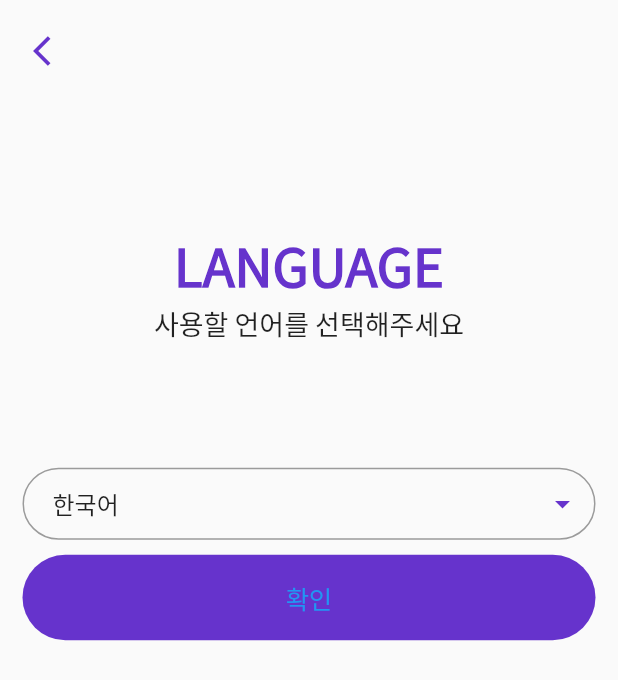
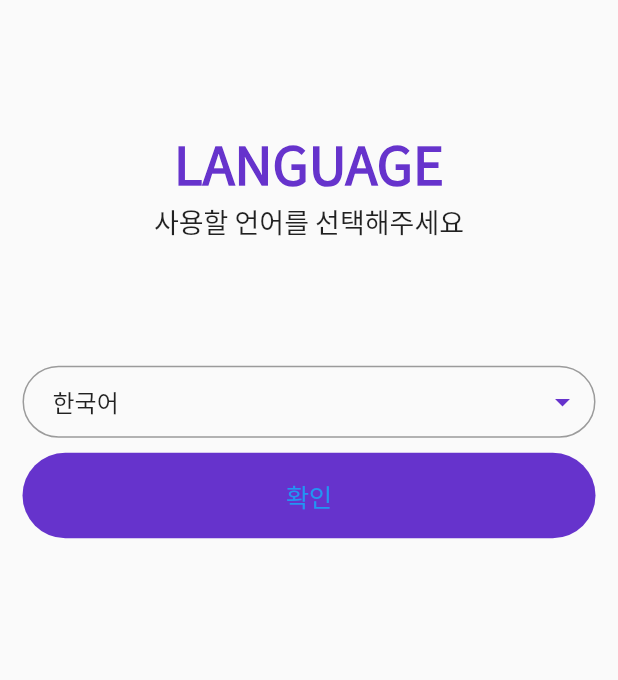
Before and after one commit to uz-devs/workoutnote-mobile, a Flutter app: the LanguageSetScreen screen opened directly, on a phone screen of 412 x 824 dp. Shown: the top 680 px of the screen. Run offline on Flutter 3.47's test engine with Material 2 defaults, Android fonts, the phone set to English and light mode, and no system bars; our stand-ins replace flutter_svg, fluttertoast, introduction_screen, shared_preferences, table_calendar, tuple; missing offline and left inert: splash_screen_view; accounts and stored records are empty.

Commit message:
sligh changes

```diff
--- a/lib/providers/create workout provider.dart
+++ b/lib/providers/create workout provider.dart
@@ -245,13 +245,15 @@ class CreateWorkoutProvider extends ChangeNotifier {
   }
 
   void reset() {
+    print("creaet");
     titleContoller.clear();
     secs = "00";
     mins = "00";
     hrs = "00";
+    if(timerSubscription != null)
     timerSubscription!.cancel();
     timerSubscription = null;
-    _selectedLifts.clear();
+    _selectedLifts.clear();  timerSubscription = null;
     unselectedLift = EditableLift();
     _unselectedExercise = null;
     duration = 0;
--- a/lib/providers/exercises dialog provider .dart
+++ b/lib/providers/exercises dialog provider .dart
@@ -189,6 +189,8 @@ class SearchDialogProvider extends ChangeNotifier {
   }
 
   void reset() {
+    print("settings");
+
     favoriteExercises.clear();
     allExercises.clear();
     myBodyParts.clear();
--- a/lib/providers/home   screen provider.dart
+++ b/lib/providers/home   screen provider.dart
@@ -213,6 +213,7 @@ class MainScreenProvider extends ChangeNotifier {
   }
 
   void reset() {
+    print("home screen");
     workOuts.clear();
     calendarWorkouts.clear();
     requestDone1 = false;
--- a/lib/ui/language set screen.dart
+++ b/lib/ui/language set screen.dart
@@ -35,17 +35,17 @@ class _LanguageSetScreenState extends State<LanguageSetScreen> {
                   height: height,
                   child: Column(
                     children: [
-                      Container(
-                          padding: EdgeInsets.all(10.0),
-                          alignment: Alignment.centerLeft,
-                          child: IconButton(
-                              onPressed: () {
-                                Navigator.pop(context);
-                              },
-                              icon: Icon(
-                                Icons.arrow_back_ios,
-                                color: Color.fromRGBO(102, 51, 204, 1),
-                              ))),
+                      // Container(
+                      //     padding: EdgeInsets.all(10.0),
+                      //     alignment: Alignment.centerLeft,
+                      //     child: IconButton(
+                      //         onPressed: () {
+                      //           Navigator.pop(context);
+                      //         },
+                      //         icon: Icon(
+                      //           Icons.arrow_back_ios,
+                      //           color: Color.fromRGBO(102, 51, 204, 1),
+                      //         ))),
                       Container(
                         margin: EdgeInsets.only(top: height * 0.1),
                         child: Text(
--- a/lib/ui/widgets/workout  create card.dart
+++ b/lib/ui/widgets/workout  create card.dart
@@ -187,7 +187,7 @@ class CreateWorkOutCard extends StatelessWidget {
                     await _showFavoriteWorkoutsDialog(context, configProvider, exProvider);
                   },
                   textColor: Colors.white,
-                  child: Text("${seeExercises[configProvider.activeLanguage()]}"),
+                  child: Text("${seeFavWorkouts[configProvider.activeLanguage()]}"),
                 ),
               ),
             );
--- a/lib/utils/strings.dart
+++ b/lib/utils/strings.dart
@@ -10,6 +10,7 @@ Map<String, String> verificationText = {english: "Verification",  korean: "화
 Map<String, String> workOutSuccess = {english: "Workout has been created  successfully",  korean: "워크아웃이 성공적으로 작성되었습니다."};
 Map<String, String> title = {english: "Title",  korean: "제목"};
 Map<String, String> seeExercises = {english: "See all exercises",  korean: "모든 연습 보기"};
+Map<String, String> seeFavWorkouts = {english: "See Favorite Workoust sets",  korean: "모든 운동 세트 보기"};
 Map<String, String> exercisesName = {english: "Exercises",  korean: "연습"};
 Map<String, String> save = {english: "Save",  korean: "저장"};
 Map<String, String> remove = {english: "Remove",  korean: "삭제"};
```
Also changed, not shown: lib/ui/signup  screen.dart (+12 -12 lines), lib/ui/verification screen.dart (+7 -7 lines), 2 other files.
